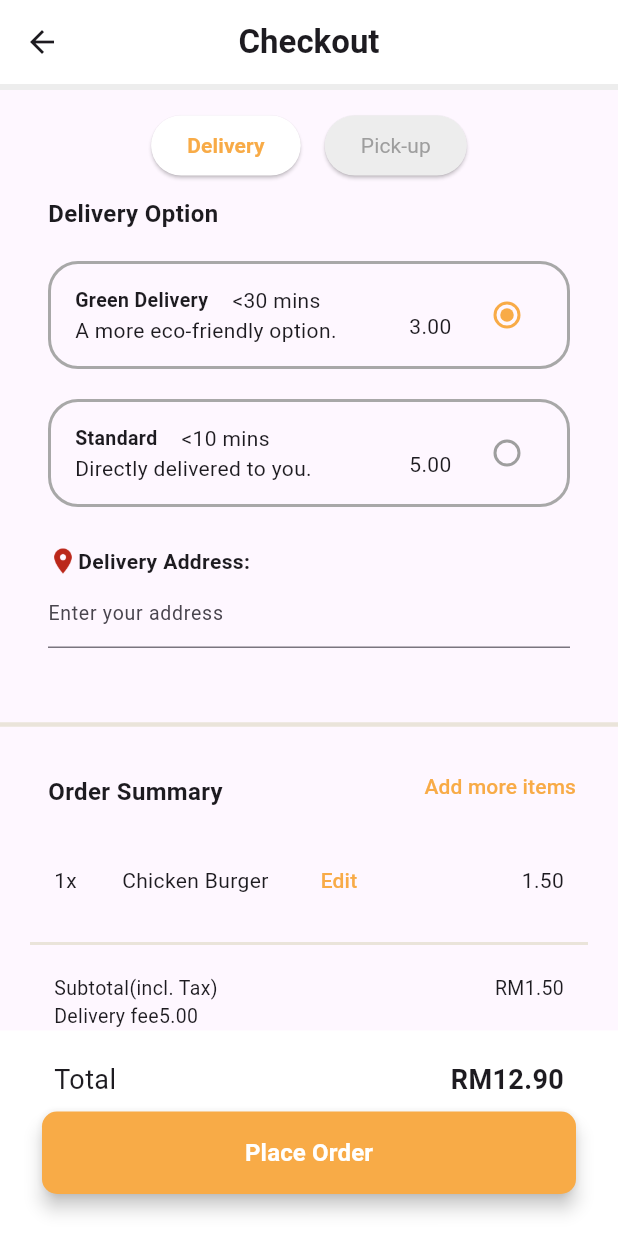
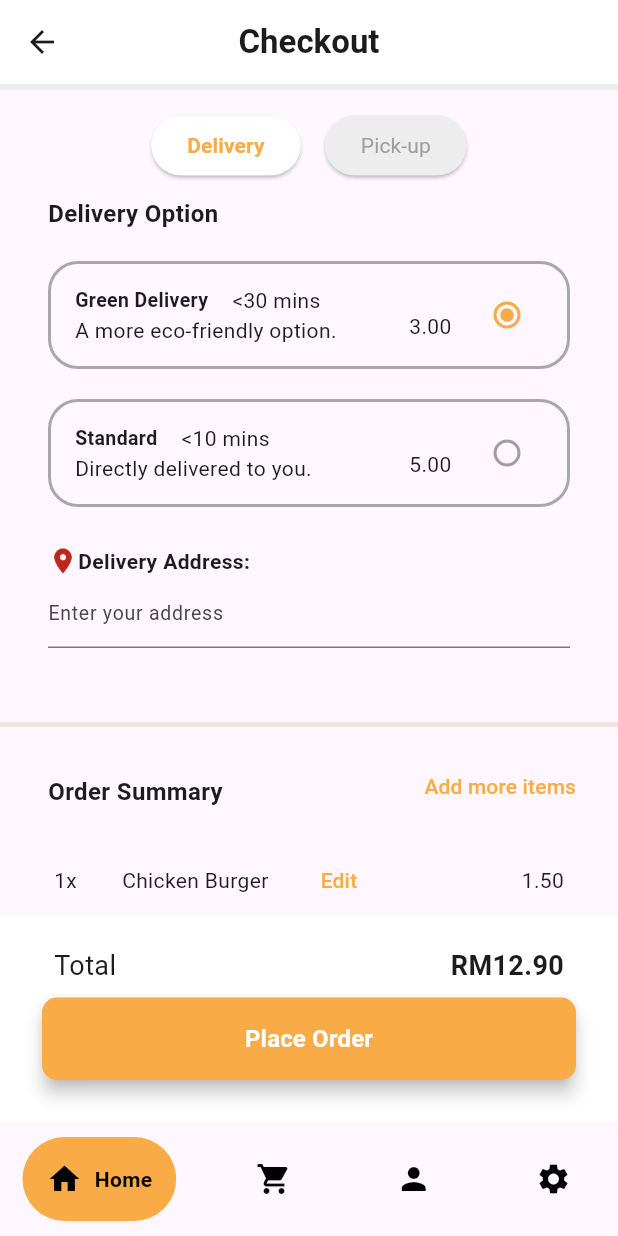
Before and after one commit to MarcusMQF/Food-System-App, a Flutter app: the CheckoutPage screen opened directly, after a tap on "Delivery", on a phone screen of 412 x 824 dp. Run offline on Flutter 3.47's test engine with Material 3 defaults, Android fonts, the phone set to English and light mode, and no system bars; drawn by our look-alikes of google_nav_bar; our stand-ins replace lottie; network calls fail; project files that could hold a hidden picture were left out.

Commit message:
make nav bar functional, add profile and settings page

```diff
--- a/lib/main.dart
+++ b/lib/main.dart
@@ -1,5 +1,4 @@
 import 'package:flutter/material.dart';
-import 'package:um_internal_hackathon/pages/checkout.dart';
 import 'package:um_internal_hackathon/sign_in_page.dart';
 
 void main() {
--- a/lib/pages/checkout.dart
+++ b/lib/pages/checkout.dart
@@ -1,4 +1,5 @@
 import 'package:flutter/material.dart';
+import 'package:google_nav_bar/google_nav_bar.dart';
 import 'package:um_internal_hackathon/home_page.dart';
 import 'package:um_internal_hackathon/pages/checkout_message.dart';
 
@@ -437,7 +438,37 @@ class _CheckoutPageState extends State<CheckoutPage> {
               )
             ),
           ),
+
         ],
+      ),
+      bottomNavigationBar: Padding(
+        padding: const EdgeInsets.symmetric(horizontal: 15.0, vertical: 10.0),
+        child: GNav(
+          backgroundColor: Colors.transparent,
+          color: Colors.black,
+          activeColor: Colors.black,
+          tabBackgroundColor: Color.fromARGB(255, 248, 171, 71),
+          gap: 8,
+          padding: EdgeInsets.all(16),
+          tabs: [
+            GButton(
+              icon: Icons.home,
+              text: 'Home',
+            ),
+            GButton(
+              icon: Icons.shopping_cart,
+              text: 'Cart',
+            ),
+            GButton(
+              icon: Icons.person,
+              text: 'Profile',
+            ),
+            GButton(
+              icon: Icons.settings,
+              text: 'Settings',
+            ),
+          ],
+        ),
       ),
     );
   }
--- /dev/null
+++ b/lib/profile_page.dart
@@ -0,0 +1,10 @@
+import 'package:flutter/material.dart';
+
+class ProfilePage extends StatelessWidget {
+  const ProfilePage({super.key});
+
+  @override
+  Widget build(BuildContext context) {
+    return const MaterialApp(
+      title: 'Campus Eats',); }
+}
--- /dev/null
+++ b/lib/settings_page.dart
@@ -0,0 +1,10 @@
+import 'package:flutter/material.dart';
+
+class SettingsPage extends StatelessWidget {
+  const SettingsPage({super.key});
+
+  @override
+  Widget build(BuildContext context) {
+    return const MaterialApp(
+      title: 'Campus Eats',); }
+}
--- a/lib/util/category_card.dart
+++ b/lib/util/category_card.dart
@@ -4,7 +4,7 @@ class CategoryCard extends StatelessWidget {
   final String iconImagePath;
   final String categoryName;
 
-  CategoryCard({
+  const CategoryCard({super.key,
     required this.iconImagePath,
     required this.categoryName,
   });
--- a/lib/util/restaurants_cards.dart
+++ b/lib/util/restaurants_cards.dart
@@ -6,7 +6,7 @@ class RestaurantCards extends StatelessWidget {
   final String restaurantName;
   final String restaurantAdress;
 
-  RestaurantCards({
+  const RestaurantCards({super.key,
     required this.restaurantImagePath,
     required this.rating,
     required this.restaurantName,
```
Also changed, not shown: lib/home_page.dart (+31 -5 lines), pubspec.lock.
